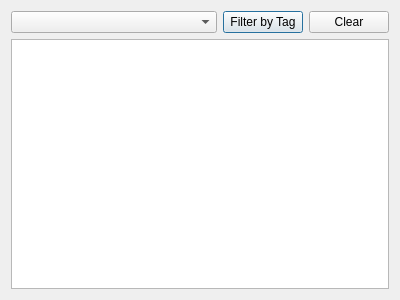
The window that dialogviewtags.ui (qwerty258/filemetadata) describes before a commit, drawn with Qt 5.
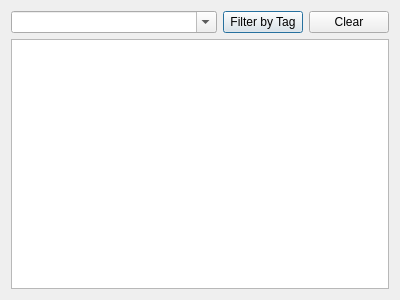
The same window after the commit.

Commit message: make view tags combo box edit search

Patch:
```diff
--- a/dialogviewtags.ui
+++ b/dialogviewtags.ui
@@ -15,7 +15,11 @@
   </property>
   <layout class="QGridLayout" name="gridLayout">
    <item row="0" column="0">
-    <widget class="QComboBox" name="combo_box_tags"/>
+    <widget class="QComboBox" name="combo_box_tags">
+     <property name="editable">
+      <bool>true</bool>
+     </property>
+    </widget>
    </item>
    <item row="0" column="1">
     <widget class="QPushButton" name="push_button_filter">
```
